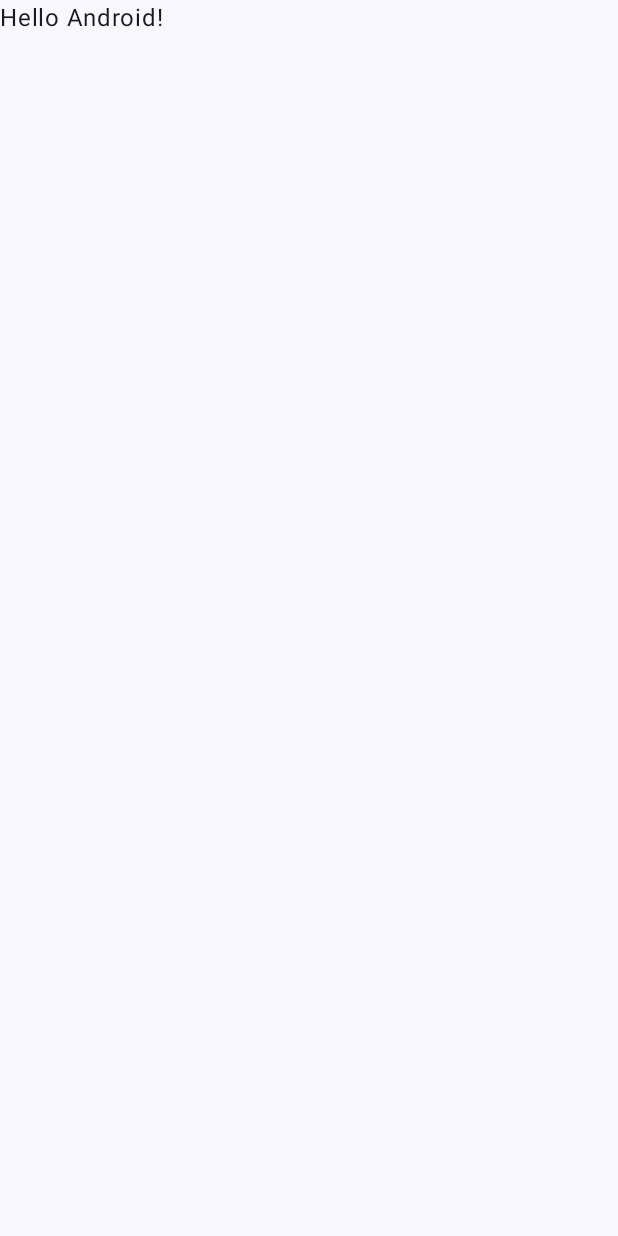
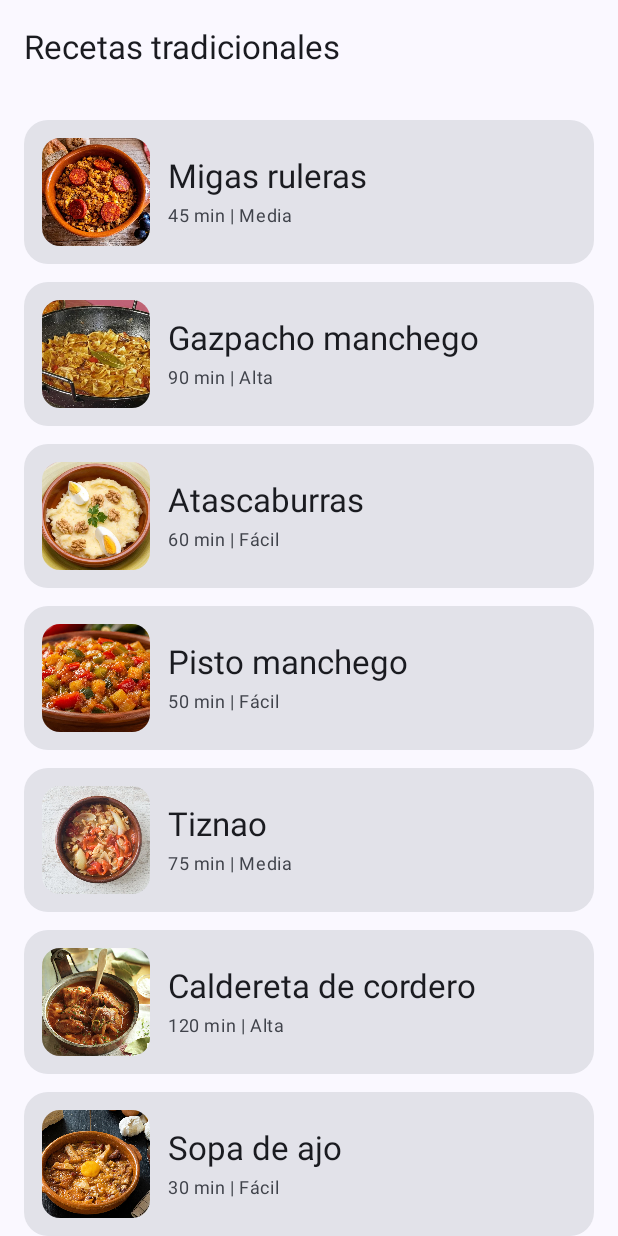
Before and after one commit to guillermoalbercatorres/Recetario_Manchego, an Android app built with Jetpack Compose: the screen it shows after launch (MainActivity), on a phone screen of 412 x 824 dp. Before the commit the screen is almost empty. Run offline under Robolectric (Android 15) with nearby library versions, the phone set to English and light mode, and no system bars; 1 statement that could not run was skipped.

Commit message:
Commit 2

```diff
--- a/RecetarioManchego/app/src/main/java/com/example/recetariomanchego/MainActivity.kt
+++ b/RecetarioManchego/app/src/main/java/com/example/recetariomanchego/MainActivity.kt
@@ -3,45 +3,78 @@ package com.example.recetariomanchego
 import android.os.Bundle
 import androidx.activity.ComponentActivity
 import androidx.activity.compose.setContent
-import androidx.activity.enableEdgeToEdge
-import androidx.compose.foundation.layout.fillMaxSize
 import androidx.compose.foundation.layout.padding
-import androidx.compose.material3.Scaffold
 import androidx.compose.material3.Text
 import androidx.compose.runtime.Composable
 import androidx.compose.ui.Modifier
-import androidx.compose.ui.tooling.preview.Preview
+import androidx.compose.ui.res.stringResource
+import androidx.compose.ui.unit.dp
+import androidx.lifecycle.viewmodel.compose.viewModel
+import androidx.navigation.NavType
+import androidx.navigation.compose.NavHost
+import androidx.navigation.compose.composable
+import androidx.navigation.compose.rememberNavController
+import androidx.navigation.navArgument
+import com.example.recetariomanchego.ui.theme.FichaRecetaScreen
+import com.example.recetariomanchego.ui.theme.ListaRecetasScreen
 import com.example.recetariomanchego.ui.theme.RecetarioManchegoTheme
+import com.example.recetariomanchego.ui.theme.RecetasViewModel
 
+// (aquí va la sealed class Screen y la función AppNavigation del Paso 8)
 class MainActivity : ComponentActivity() {
     override fun onCreate(savedInstanceState: Bundle?) {
         super.onCreate(savedInstanceState)
-        enableEdgeToEdge()
         setContent {
             RecetarioManchegoTheme {
-                Scaffold(modifier = Modifier.fillMaxSize()) { innerPadding ->
-                    Greeting(
-                        name = "Android",
-                        modifier = Modifier.padding(innerPadding)
-                    )
-                }
+                AppNavigation()
             }
         }
     }
 }
+sealed class Screen(val route: String) {
+    data object Lista : Screen("lista")
+    data object Ficha : Screen("ficha/{id}") {
+        fun createRoute(id: Int): String = "ficha/$id"
+    }
+}
 
 @Composable
-fun Greeting(name: String, modifier: Modifier = Modifier) {
-    Text(
-        text = "Hello $name!",
-        modifier = modifier
-    )
-}
-
-@Preview(showBackground = true)
-@Composable
-fun GreetingPreview() {
-    RecetarioManchegoTheme {
-        Greeting("Android")
+fun AppNavigation(
+// PUNTO CRÍTICO: el ViewModel se crea AQUÍ, fuera del NavHost.
+// Su propietario es la Activity, así que lista y ficha reciben la MISMA instancia.
+// Si se creara dentro de cada composable() del NavHost, el propietario sería
+// el NavBackStackEntry y habría dos ViewModels distintos.
+    viewModel: RecetasViewModel = viewModel()
+) {
+    val navController = rememberNavController()
+    NavHost(
+        navController = navController,
+        startDestination = Screen.Lista.route
+    ) {
+        composable(Screen.Lista.route) {
+            ListaRecetasScreen(
+                viewModel = viewModel,
+                onVerFicha = { id -> navController.navigate(Screen.Ficha.createRoute(id)) }
+            )
+        }
+        composable(
+            route = Screen.Ficha.route,
+            arguments = listOf(navArgument("id") { type = NavType.IntType })
+        ) { backStackEntry ->
+// prevenimos errores en el argumento
+            val id = backStackEntry.arguments?.getInt("id") ?: -1
+            val receta = viewModel.recetaConId(id)
+            if (receta != null) {
+                FichaRecetaScreen(
+                    receta = receta,
+                    onVolver = { navController.popBackStack() }
+                )
+            } else {
+                Text(
+                    text = stringResource(R.string.receta_no_encontrada),
+                    modifier = Modifier.padding(16.dp)
+                )
+            }
+        }
     }
 }
--- /dev/null
+++ b/RecetarioManchego/app/src/main/java/com/example/recetariomanchego/data/RecetasData.kt
@@ -0,0 +1,124 @@
+package com.example.recetariomanchego.data
+
+import com.example.recetariomanchego.R
+
+fun recetasIniciales(): List<Receta> = listOf(
+    Receta(
+        id = 1, nombre = "Migas ruleras", tiempoMinutos = 45,
+        dificultad = Dificultad.MEDIA, comarca = "La Mancha",
+        ingredientes = listOf("pan de migas", "ajo", "chorizo", "pimentón", "aceite de oliva", "uvas"),
+        pasos = listOf(
+            "Hidrata las migas de pan con un poco de agua y déjalas reposar tapadas.",
+            "Dora los ajos y el chorizo en aceite; retira del fuego y añade el pimentón.",
+            "Incorpora las migas y remueve a fuego medio hasta que queden sueltas y doradas.",
+            "Sirve con uvas o con sardinas, según la tradición de cada pueblo."
+        ),
+        imagenId = R.drawable.receta_migas_ruleras
+    ),
+    Receta(
+        id = 2, nombre = "Gazpacho manchego", tiempoMinutos = 90,
+        dificultad = Dificultad.ALTA, comarca = "La Mancha",
+        ingredientes = listOf("conejo", "perdiz", "pimiento choricero", "tomate", "ajos", "tortas cenceñas"),
+        pasos = listOf(
+
+            "Trocea la carne, salpimienta y dórala en una cazuela con aceite.",
+            "Añade los ajos laminados y el pimiento choricero; cubre con agua.",
+            "Cocina a fuego lento hasta que la carne esté tierna.",
+            "Incorpora las tortas desmigadas y deja que absorban el caldo antes de servir."
+        ),
+        imagenId = R.drawable.receta_gazpacho_manchego
+    ),
+    Receta(
+        id = 3, nombre = "Atascaburras", tiempoMinutos = 60,
+        dificultad = Dificultad.FACIL, comarca = "Serranía de Cuenca",
+        ingredientes = listOf("bacalao", "patata", "ajo", "aceite de oliva", "huevo duro", "nueces"),
+        pasos = listOf(
+            "Cuece las patatas con piel y el bacalao desalado por separado.",
+            "Pela las patatas y machácalas con el bacalao desmigado.",
+            "Incorpora el ajo picado y el aceite en hilo hasta obtener una pasta homogénea.",
+            "Sirve con huevo duro picado y nueces."
+        ),
+        imagenId = R.drawable.receta_atascaburras
+    ),
+    Receta(
+        id = 4, nombre = "Pisto manchego", tiempoMinutos = 50,
+        dificultad = Dificultad.FACIL, comarca = "La Mancha",
+        ingredientes = listOf("calabacín", "berenjena", "pimiento rojo", "tomate", "ajo", "huevo"),
+        pasos = listOf(
+            "Corta todas las verduras en trozos irregulares del mismo tamaño.",
+            "Fríe por separado la berenjena, el calabacín y el pimiento.",
+            "Añade el tomate y el ajo; cocina hasta que reduzca.",
+            "Sirve en cazuela de barro con un huevo poché encima."
+        ),
+        imagenId = R.drawable.receta_pisto_manchego
+    ),
+    Receta(
+        id = 5, nombre = "Tiznao", tiempoMinutos = 75,
+        dificultad = Dificultad.MEDIA, comarca = "La Mancha",
+        ingredientes = listOf("bacalao", "patata", "pimiento rojo", "ajo", "aceite de oliva"),
+        pasos = listOf(
+            "Coloca en una fuente de horno capas de patata, bacalao y pimiento.",
+            "Añade los ajos laminados y un buen chorro de aceite.",
+            "Hornea a 180 grados durante una hora, regando de vez en cuando."
+        ),
+        imagenId = R.drawable.receta_tiznao
+    ),
+    Receta(
+        id = 6, nombre = "Caldereta de cordero", tiempoMinutos = 120,
+        dificultad = Dificultad.ALTA, comarca = "La Mancha",
+        ingredientes = listOf("cordero", "patata", "pimiento", "tomate", "ajo", "vino blanco"),
+        pasos = listOf(
+            "Sella los trozos de cordero en una cazuela con aceite.",
+            "Añade el pimiento, el ajo y el tomate; riega con el vino blanco.",
+            "Cubre con agua y cocina a fuego lento durante una hora y media.",
+            "Incorpora la patata en trozos y termina la cocción."
+        ),
+        imagenId = R.drawable.receta_caldereta_cordero
+    ),
+    Receta(
+        id = 7, nombre = "Sopa de ajo", tiempoMinutos = 30,
+        dificultad = Dificultad.FACIL, comarca = "La Mancha",
+        ingredientes = listOf("pan seco", "ajo", "pimentón", "huevo", "caldo", "aceite de oliva"),
+        pasos = listOf(
+            "Dora los ajos y el pan en una cazuela con aceite.",
+            "Retira del fuego, añade el pimentón y cubre con caldo.",
+            "Cuece diez minutos, casca los huevos dentro y deja cuajar."
+        ),
+        imagenId = R.drawable.receta_sopa_ajo
+    ),
+    Receta(
+        id = 8, nombre = "Gachas manchegas", tiempoMinutos = 35,
+        dificultad = Dificultad.MEDIA, comarca = "La Mancha",
+        ingredientes = listOf("harina de almortas", "ajo", "pimentón", "chorizo", "agua", "sal"),
+        pasos = listOf(
+            "Dora el ajo y el chorizo en aceite; retira del fuego.",
+            "Añade la harina de almortas y el pimentón, removiendo rápido.",
+            "Incorpora el agua poco a poco sin dejar de remover hasta que espese."
+        ),
+        imagenId = R.drawable.receta_gachas_manchegas
+    ),
+    Receta(
+        id = 9, nombre = "Morteruelo", tiempoMinutos = 90,
+        dificultad = Dificultad.ALTA, comarca = "Serranía de Cuenca",
+        ingredientes = listOf("hígado de cerdo", "carne de caza", "ajo", "pan", "pimienta", "manteca"),
+        pasos = listOf(
+            "Cocina las carnes con el ajo y las especias hasta que estén muy tiernas.",
+            "Desmenuza y mezcla con el pan remojado.",
+            "Machaca hasta obtener una pasta fina y uniforme.",
+            "Pásala a una terrina, cubre con manteca y deja reposar."
+        ),
+        imagenId = R.drawable.receta_morteruelo
+    ),
+    Receta(
+        id = 10, nombre = "Perdiz toledana", tiempoMinutos = 100,
+        dificultad = Dificultad.ALTA, comarca = "Toledo",
+        ingredientes = listOf("perdiz", "tocino", "ajo", "laurel", "vino blanco", "pan"),
+        pasos = listOf(
+            "Fríe las perdices limpias en una cazuela con el tocino.",
+            "Añade el ajo, el laurel y el vino blanco; cocina hasta reducir.",
+            "Cubre con agua y estofa a fuego lento hasta que la carne esté tierna.",
+            "Sirve sobre rebanadas de pan frito con la salsa por encima."
+        ),
+        imagenId = R.drawable.receta_perdiz_toledana
+    )
+)
--- /dev/null
+++ b/RecetarioManchego/app/src/main/java/com/example/recetariomanchego/ui/theme/ComponentesReceta.kt
@@ -0,0 +1,285 @@
+package com.example.recetariomanchego.ui.theme
+
+import android.content.res.Configuration
+import androidx.compose.animation.AnimatedVisibility
+import androidx.compose.animation.animateColorAsState
+import androidx.compose.animation.animateContentSize
+import androidx.compose.animation.expandVertically
+import androidx.compose.animation.shrinkVertically
+import androidx.compose.foundation.Image
+import androidx.compose.foundation.layout.Arrangement
+import androidx.compose.foundation.layout.Box
+import androidx.compose.foundation.layout.Column
+import androidx.compose.foundation.layout.Row
+import androidx.compose.foundation.layout.Spacer
+import androidx.compose.foundation.layout.fillMaxSize
+import androidx.compose.foundation.layout.fillMaxWidth
+import androidx.compose.foundation.layout.height
+import androidx.compose.foundation.layout.padding
+import androidx.compose.foundation.layout.size
+import androidx.compose.foundation.shape.CircleShape
+import androidx.compose.foundation.shape.RoundedCornerShape
+import androidx.compose.material.icons.Icons
+import androidx.compose.material.icons.filled.Check
+import androidx.compose.material3.Button
+import androidx.compose.material3.Card
+import androidx.compose.material3.CardDefaults
+import androidx.compose.material3.Icon
+import androidx.compose.material3.MaterialTheme
+import androidx.compose.material3.Surface
+import androidx.compose.material3.Text
+import androidx.compose.runtime.Composable
+import androidx.compose.runtime.getValue
+import androidx.compose.ui.Alignment
+import androidx.compose.ui.Modifier
+import androidx.compose.ui.layout.ContentScale
+import androidx.compose.ui.res.painterResource
+import androidx.compose.ui.res.stringResource
+import androidx.compose.ui.tooling.preview.Preview
+import androidx.compose.ui.unit.dp
+import com.example.recetariomanchego.R
+import com.example.recetariomanchego.data.Receta
+import com.example.recetariomanchego.data.recetasIniciales
+
+// Bloque reutilizable: no sabe en qué layout se va a colocar (lista o ficha).
+// Quien lo usa decide su tamaño con el modifier.
+@Composable
+fun BloqueFoto(
+    receta: Receta,
+    modifier: Modifier = Modifier
+) {
+    Surface(
+        modifier = modifier,
+        shape = RoundedCornerShape(12.dp),
+        color = MaterialTheme.colorScheme.surfaceContainerHighest
+    ) {
+        Image(
+            painter = painterResource(id = receta.imagenId),
+            contentDescription = stringResource(R.string.cd_foto_receta, receta.nombre),
+            contentScale = ContentScale.Crop,
+            modifier = Modifier.fillMaxSize()
+        )
+    }
+}
+
+@Composable
+fun BloqueResumen(receta: Receta, modifier: Modifier = Modifier) {
+    Text(
+        text = stringResource(
+            R.string.resumen_receta,
+            receta.tiempoMinutos,
+            stringResource(receta.dificultad.etiquetaRes),
+            receta.comarca
+        ),
+        style = MaterialTheme.typography.bodyMedium,
+        color = MaterialTheme.colorScheme.onSurfaceVariant,
+        modifier = modifier.fillMaxWidth()
+    )
+}
+
+@Composable
+fun BloqueIngredientes(
+    ingredientes: List<String>,
+    modifier: Modifier = Modifier
+) {
+    Column(
+        modifier = modifier.fillMaxWidth(),
+        verticalArrangement = Arrangement.spacedBy(8.dp)
+    ) {
+        Text(
+            text = stringResource(R.string.titulo_ingredientes),
+            style = MaterialTheme.typography.titleMedium,
+            color = MaterialTheme.colorScheme.onSurface
+        )
+        ingredientes.forEach { ingrediente ->
+            Row(
+                verticalAlignment = Alignment.CenterVertically,
+                horizontalArrangement = Arrangement.spacedBy(8.dp)
+            ) {
+                Icon(
+                    imageVector = Icons.Default.Check,
+                    contentDescription = null,
+                    tint = MaterialTheme.colorScheme.primary,
+                    modifier = Modifier.size(18.dp)
+                )
+                Text(
+                    text = ingrediente,
+                    style = MaterialTheme.typography.bodyMedium,
+                    color = MaterialTheme.colorScheme.onSurface
+                )
+            }
+        }
+    }
+}
+
+@Composable
+fun BloquePasos(
+    pasos: List<String>,
+    modifier: Modifier = Modifier
+) {
+    Column(
+        modifier = modifier.fillMaxWidth(),
+        verticalArrangement = Arrangement.spacedBy(10.dp)
+    ) {
+        Text(
+            text = stringResource(R.string.titulo_elaboracion),
+            style = MaterialTheme.typography.titleMedium,
+            color = MaterialTheme.colorScheme.onSurface
+        )
+        pasos.forEachIndexed { index, paso ->
+            Row(
+                verticalAlignment = Alignment.Top,
+                horizontalArrangement = Arrangement.spacedBy(10.dp),
+                modifier = Modifier.fillMaxWidth()
+            ) {
+                Surface(
+                    shape = CircleShape,
+                    color = MaterialTheme.colorScheme.primary,
+                    contentColor = MaterialTheme.colorScheme.onPrimary,
+                    modifier = Modifier.size(24.dp)
+                ) {
+                    Box(contentAlignment = Alignment.Center) {
+                        Text(
+                            text = (index + 1).toString(),
+                            style = MaterialTheme.typography.labelMedium
+                        )
+                    }
+                }
+                Text(
+                    text = paso,
+                    style = MaterialTheme.typography.bodyMedium,
+                    color = MaterialTheme.colorScheme.onSurface,
+                    modifier = Modifier.weight(1f)
+                )
+            }
+        }
+    }
+}
+
+@Composable
+fun TarjetaReceta(
+    receta: Receta,
+    expandida: Boolean,
+    onAlternar: () -> Unit,
+    onVerFicha: () -> Unit,
+    modifier: Modifier = Modifier
+) {
+    val colorTarjeta by animateColorAsState(
+        targetValue = if (expandida) {
+            MaterialTheme.colorScheme.secondaryContainer
+        } else {
+            MaterialTheme.colorScheme.surfaceContainerHighest
+        },
+        label = "colorTarjetaReceta"
+    )
+
+    Column(
+        modifier = modifier
+            .fillMaxWidth()
+            .animateContentSize(label = "tamanoTarjetaReceta")
+    ) {
+        Card(
+            onClick = onAlternar,
+            modifier = Modifier.fillMaxWidth(),
+            shape = RoundedCornerShape(16.dp),
+            colors = CardDefaults.cardColors(
+                containerColor = colorTarjeta,
+                contentColor = MaterialTheme.colorScheme.onSurface
+            )
+        ) {
+            Row(
+                modifier = Modifier.padding(12.dp),
+                verticalAlignment = Alignment.CenterVertically,
+                horizontalArrangement = Arrangement.spacedBy(12.dp)
+            ) {
+                BloqueFoto(receta = receta, modifier = Modifier.size(72.dp))
+                Column(modifier = Modifier.weight(1f)) {
+                    Text(text = receta.nombre, style = MaterialTheme.typography.titleLarge)
+                    Spacer(modifier = Modifier.height(4.dp))
+                    Text(
+                        text = stringResource(
+                            R.string.resumen_corto,
+                            receta.tiempoMinutos,
+                            stringResource(receta.dificultad.etiquetaRes)
+                        ),
+                        style = MaterialTheme.typography.bodySmall,
+                        color = MaterialTheme.colorScheme.onSurfaceVariant
+                    )
+                }
+            }
+        }
+
+        AnimatedVisibility(
+            visible = expandida,
+            enter = expandVertically(),
+            exit = shrinkVertically()
+        ) {
+            Column(
+                modifier = Modifier
+                    .fillMaxWidth()
+                    .padding(top = 8.dp)
+            ) {
+                Text(
+                    text = stringResource(R.string.comarca_formato, receta.comarca),
+                    style = MaterialTheme.typography.bodyMedium
+                )
+                Spacer(modifier = Modifier.height(8.dp))
+                Button(onClick = onVerFicha, modifier = Modifier.fillMaxWidth()) {
+                    Text(stringResource(R.string.ver_receta_completa))
+                }
+            }
+        }
+    }
+}
+
+@Preview(showBackground = true, name = "Claro")
+@Composable
+private fun TarjetaRecetaPreviewClaro() {
+    RecetarioManchegoTheme {
+        TarjetaReceta(
+            receta = recetasIniciales().first(),
+            expandida = true,
+            onAlternar = {},
+            onVerFicha = {},
+            modifier = Modifier.padding(16.dp)
+        )
+    }
+}
+
+@Preview(
+    showBackground = true,
+    name = "Oscuro",
+    uiMode = Configuration.UI_MODE_NIGHT_YES
+)
+@Composable
+private fun TarjetaRecetaPreviewOscuro() {
+    RecetarioManchegoTheme {
+        Surface {
+            TarjetaReceta(
+                receta = recetasIniciales().first(),
+                expandida = true,
+                onAlternar = {},
+                onVerFicha = {},
+                modifier = Modifier.padding(16.dp)
+            )
+        }
+    }
+}
+
+@Preview(
+    showBackground = true,
+    name = "Inglés",
+    locale = "en"
+)
+@Composable
+private fun TarjetaRecetaPreviewIngles() {
+    RecetarioManchegoTheme {
+        TarjetaReceta(
+            receta = recetasIniciales().first(),
+            expandida = true,
+            onAlternar = {},
+            onVerFicha = {},
+            modifier = Modifier.padding(16.dp)
+        )
+    }
+}
--- /dev/null
+++ b/RecetarioManchego/app/src/main/java/com/example/recetariomanchego/ui/theme/RecetasViewModel.kt
@@ -0,0 +1,21 @@
+package com.example.recetariomanchego.ui.theme
+
+import androidx.lifecycle.ViewModel
+import com.example.recetariomanchego.data.Receta
+import com.example.recetariomanchego.data.recetasIniciales
+import kotlinx.coroutines.flow.MutableStateFlow
+import kotlinx.coroutines.flow.StateFlow
+import kotlinx.coroutines.flow.asStateFlow
+class RecetasViewModel : ViewModel() {
+    // Estado privado mutable / estado público inmutable (patrón visto en P5)
+    private val _recetas = MutableStateFlow(recetasIniciales())
+    val recetas: StateFlow<List<Receta>> = _recetas.asStateFlow()
+    // Id de la tarjeta expandida. null = ninguna.
+    private val _expandidaId = MutableStateFlow<Int?>(null)
+    val expandidaId: StateFlow<Int?> = _expandidaId.asStateFlow()
+    // Pulsar la tarjeta expandida la contrae; pulsar otra, cambia la expandida.
+    fun alternarExpandida(id: Int) {
+        _expandidaId.value = if (_expandidaId.value == id) null else id
+    }
+    fun recetaConId(id: Int): Receta? = _recetas.value.firstOrNull { it.id == id }
+}
--- a/RecetarioManchego/app/src/main/res/values/strings.xml
+++ b/RecetarioManchego/app/src/main/res/values/strings.xml
@@ -1,6 +1,16 @@
 <resources>
-    <string name="app_name">RecetarioManchego</string>
-    <string name="dificultad_facil">dificultad facil</string>
-    <string name="dificultad_media">dificultad media</string>
-    <string name="dificultad_alta">dificultad alta</string>
+    <string name="app_name">Recetario Manchego</string>
+    <string name="titulo_lista">Recetas tradicionales</string>
+    <string name="volver">Volver</string>
+    <string name="ver_receta_completa">Ver receta completa</string>
+    <string name="titulo_ingredientes">Ingredientes</string>
+    <string name="titulo_elaboracion">Elaboración</string>
+    <string name="resumen_receta">%1$d min | %2$s | %3$s</string>
+    <string name="resumen_corto">%1$d min | %2$s</string>
+    <string name="comarca_formato">Comarca: %1$s</string>
+    <string name="cd_foto_receta">Fotografía de %1$s</string>
+    <string name="receta_no_encontrada">No se ha encontrado la receta solicitada.</string>
+    <string name="dificultad_facil">Fácil</string>
+    <string name="dificultad_media">Media</string>
+    <string name="dificultad_alta">Alta</string>
 </resources>
--- a/RecetarioManchego/gradle/libs.versions.toml
+++ b/RecetarioManchego/gradle/libs.versions.toml
@@ -26,6 +26,7 @@ androidx-compose-ui-tooling-preview = { group = "androidx.compose.ui", name = "u
 androidx-compose-ui-test-manifest = { group = "androidx.compose.ui", name = "ui-test-manifest" }
 androidx-compose-ui-test-junit4 = { group = "androidx.compose.ui", name = "ui-test-junit4" }
 androidx-compose-material3 = { group = "androidx.compose.material3", name = "material3" }
+androidx-compose-material-icons-extended = { group = "androidx.compose.material", name = "material-icons-extended" }
 androidx-navigation-compose = { group = "androidx.navigation", name = "navigation-compose", version.ref = "navigationCompose" }
 androidx-lifecycle-viewmodel-compose = { group = "androidx.lifecycle", name = "lifecycle-viewmodel-compose", version.ref = "lifecycle" }
 androidx-lifecycle-runtime-compose = { group = "androidx.lifecycle", name = "lifecycle-runtime-compose", version.ref = "lifecycle" }
```
Also changed, not shown: RecetarioManchego/app/build.gradle.kts (+2 -5 lines), RecetarioManchego/app/src/main/java/com/example/recetariomanchego/ui/theme/PantallasReceta.kt (added, +169 -0 lines).
